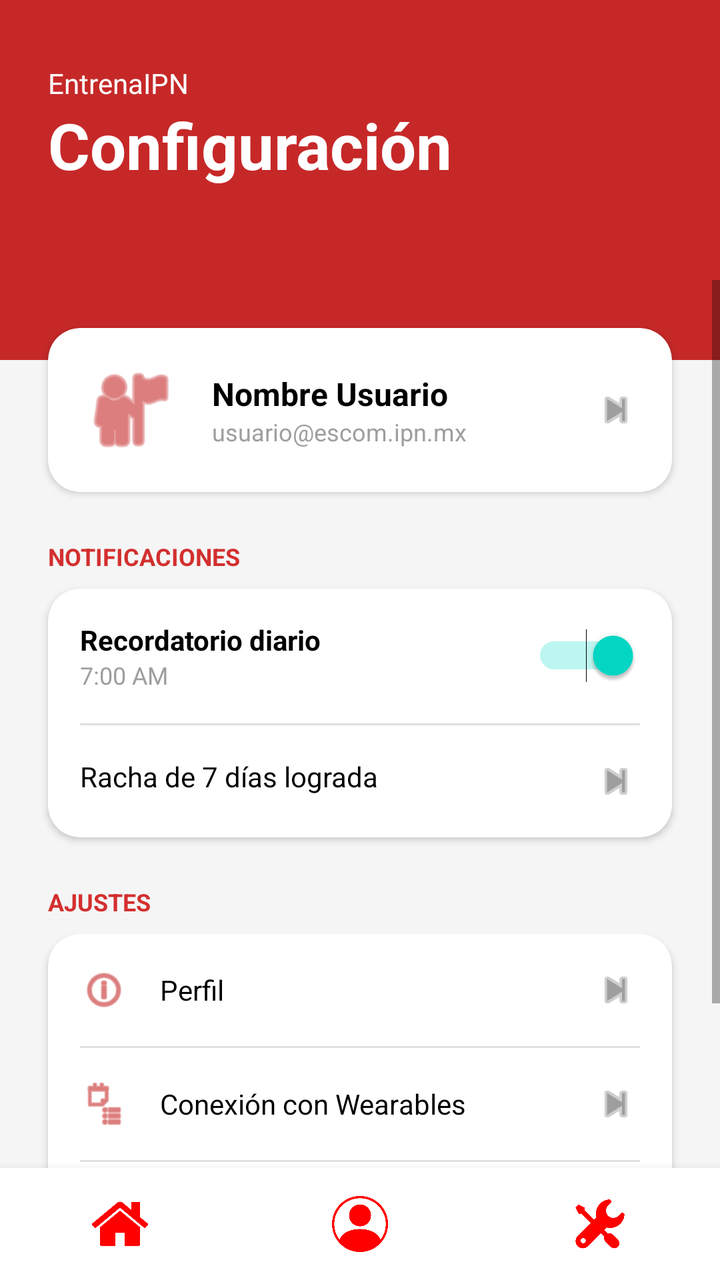
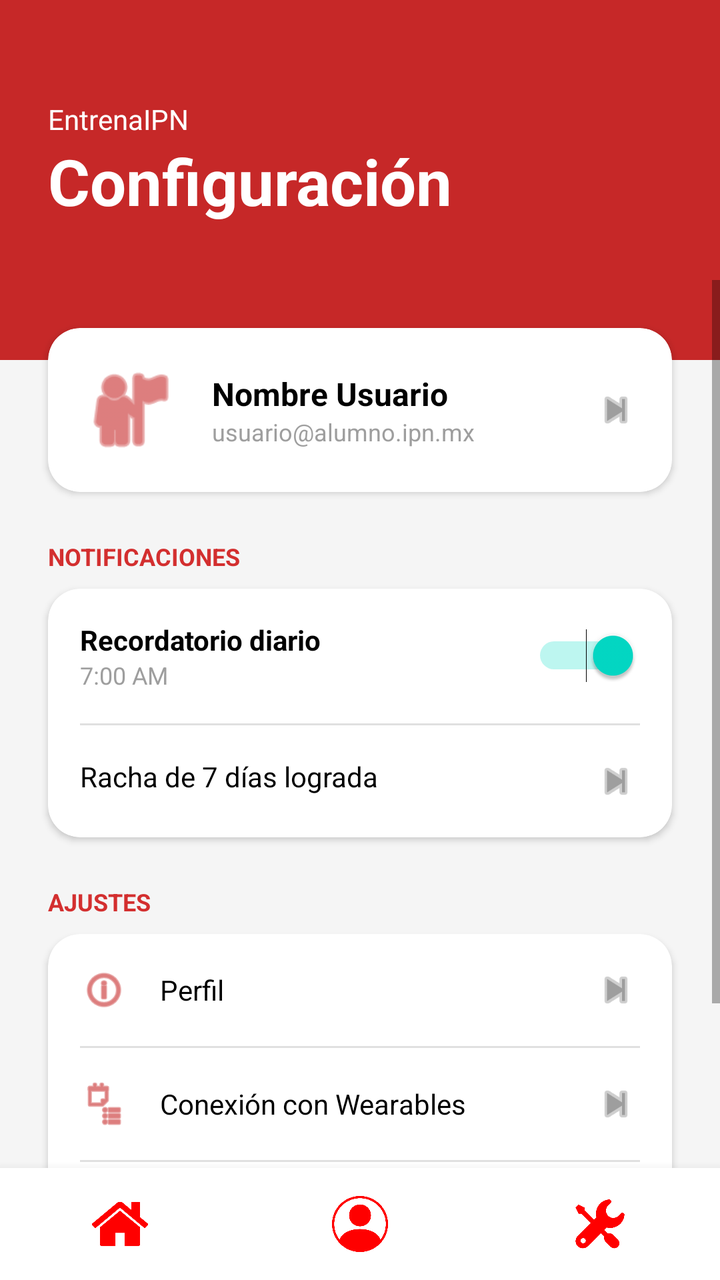

Compare the two renders of this Android layout. The source of the first and the diff that turns it into the second are given below.
<!-- AndroidManifest.xml: application theme Theme.ActivaESCOM -->
<!-- res/layout/activity_config.xml -->
<?xml version="1.0" encoding="utf-8"?>
<androidx.drawerlayout.widget.DrawerLayout xmlns:android="http://schemas.android.com/apk/res/android"
    xmlns:app="http://schemas.android.com/apk/res-auto"
    android:id="@+id/drawerLayout"
    android:layout_width="match_parent"
    android:layout_height="match_parent">

    <androidx.constraintlayout.widget.ConstraintLayout
        android:layout_width="match_parent"
        android:layout_height="match_parent"
        android:background="@color/gray_background">

        <ImageButton
            android:id="@+id/btnHamburguesa"
            android:layout_width="48dp"
            android:layout_height="48dp"
            android:background="@color/red_1"
            android:padding="8dp"
            android:scaleType="fitCenter"
            android:src="@drawable/navigation"
            android:layout_marginStart="16dp"
            android:layout_marginTop="16dp"
            app:layout_constraintStart_toStartOf="parent"
            app:layout_constraintTop_toTopOf="parent" />

        
        <View
            android:id="@+id/header_bg"
            android:layout_width="match_parent"
            android:layout_height="180dp"
            android:background="@color/red_1"
            app:layout_constraintTop_toTopOf="parent" />

        <TextView
            android:id="@+id/tv_appname"
            android:layout_width="wrap_content"
            android:layout_height="wrap_content"
            android:layout_marginStart="24dp"
            android:layout_marginTop="32dp"
            android:text="EntrenaIPN"
            android:textColor="@color/white"
            android:textSize="14sp"
            app:layout_constraintStart_toStartOf="parent"
            app:layout_constraintTop_toTopOf="parent" />

        <TextView
            android:id="@+id/tv_settings_title"
            android:layout_width="wrap_content"
            android:layout_height="wrap_content"
            android:layout_marginStart="24dp"
            android:text="Configuración"
            android:textColor="@color/white"
            android:textSize="32sp"
            android:textStyle="bold"
            app:layout_constraintStart_toStartOf="parent"
            app:layout_constraintTop_toBottomOf="@id/tv_appname" />

        
        <ScrollView
            android:layout_width="match_parent"
            android:layout_height="0dp"
            android:layout_marginTop="140dp"
            app:layout_constraintBottom_toTopOf="@id/bottomNavBar"
            app:layout_constraintTop_toTopOf="parent">

            <LinearLayout
                android:layout_width="match_parent"
                android:layout_height="wrap_content"
                android:orientation="vertical"
                android:paddingBottom="16dp">

                
                <androidx.cardview.widget.CardView
                    android:id="@+id/card_profile"
                    android:layout_width="match_parent"
                    android:layout_height="wrap_content"
                    android:layout_marginHorizontal="24dp"
                    android:layout_marginTop="24dp"
                    app:cardCornerRadius="16dp"
                    app:cardElevation="2dp">

                    <LinearLayout
                        android:layout_width="match_parent"
                        android:layout_height="wrap_content"
                        android:gravity="center_vertical"
                        android:orientation="horizontal"
                        android:padding="16dp">

                        <ImageView
                            android:layout_width="50dp"
                            android:layout_height="50dp"
                            android:src="@android:drawable/ic_menu_myplaces"
                            app:tint="@color/red_1" />

                        <LinearLayout
                            android:layout_width="0dp"
                            android:layout_height="wrap_content"
                            android:layout_marginStart="16dp"
                            android:layout_weight="1"
                            android:orientation="vertical">

                            <TextView
                                android:layout_width="wrap_content"
                                android:layout_height="wrap_content"
                                android:text="Nombre Usuario"
                                android:textColor="@color/black"
                                android:textSize="16sp"
                                android:textStyle="bold" />

                            <TextView
                                android:layout_width="wrap_content"
                                android:layout_height="wrap_content"
                                android:text="usuario@escom.ipn.mx"
                                android:textColor="@color/gray_text"
                                android:textSize="12sp" />
                        </LinearLayout>

                        <ImageView
                            android:layout_width="24dp"
                            android:layout_height="24dp"
                            android:src="@android:drawable/ic_media_next"
                            app:tint="@color/gray_text" />
                    </LinearLayout>
                </androidx.cardview.widget.CardView>

                
                <TextView
                    android:layout_width="wrap_content"
                    android:layout_height="wrap_content"
                    android:layout_marginStart="24dp"
                    android:layout_marginTop="24dp"
                    android:text="NOTIFICACIONES"
                    android:textColor="@color/red_4"
                    android:textSize="12sp"
                    android:textStyle="bold" />

                <androidx.cardview.widget.CardView
                    android:layout_width="match_parent"
                    android:layout_height="wrap_content"
                    android:layout_marginHorizontal="24dp"
                    android:layout_marginTop="8dp"
                    app:cardCornerRadius="16dp"
                    app:cardElevation="2dp">

                    <LinearLayout
                        android:layout_width="match_parent"
                        android:layout_height="wrap_content"
                        android:orientation="vertical">

                        <RelativeLayout
                            android:layout_width="match_parent"
                            android:layout_height="wrap_content"
                            android:padding="16dp">
                            <TextView
                                android:id="@+id/tv_rec"
                                android:layout_width="wrap_content"
                                android:layout_height="wrap_content"
                                android:text="Recordatorio diario"
                                android:textColor="@color/black"
                                android:textStyle="bold" />
                            <TextView
                                android:layout_width="wrap_content"
                                android:layout_height="wrap_content"
                                android:layout_below="@id/tv_rec"
                                android:text="7:00 AM"
                                android:textColor="@color/gray_text"
                                android:textSize="12sp" />
                            <Switch
                                android:layout_width="wrap_content"
                                android:layout_height="wrap_content"
                                android:layout_alignParentEnd="true"
                                android:layout_centerVertical="true"
                                android:checked="true" />
                        </RelativeLayout>

                        <View
                            android:layout_width="match_parent"
                            android:layout_height="1dp"
                            android:layout_marginHorizontal="16dp"
                            android:background="@color/gray_light" />

                        <RelativeLayout
                            android:layout_width="match_parent"
                            android:layout_height="wrap_content"
                            android:padding="16dp">
                            <TextView
                                android:layout_width="wrap_content"
                                android:layout_height="wrap_content"
                                android:text="Racha de 7 días lograda"
                                android:textColor="@color/black" />
                            <ImageView
                                android:layout_width="24dp"
                                android:layout_height="24dp"
                                android:layout_alignParentEnd="true"
                                android:src="@android:drawable/ic_media_next"
                                app:tint="@color/gray_text" />
                        </RelativeLayout>
                    </LinearLayout>
                </androidx.cardview.widget.CardView>

                
                <TextView
                    android:layout_width="wrap_content"
                    android:layout_height="wrap_content"
                    android:layout_marginStart="24dp"
                    android:layout_marginTop="24dp"
                    android:text="AJUSTES"
                    android:textColor="@color/red_4"
                    android:textSize="12sp"
                    android:textStyle="bold" />

                <androidx.cardview.widget.CardView
                    android:layout_width="match_parent"
                    android:layout_height="wrap_content"
                    android:layout_marginHorizontal="24dp"
                    android:layout_marginTop="8dp"
                    android:layout_marginBottom="32dp"
                    app:cardCornerRadius="16dp"
                    app:cardElevation="2dp">

                    <LinearLayout
                        android:layout_width="match_parent"
                        android:layout_height="wrap_content"
                        android:orientation="vertical">

                        <LinearLayout
                            android:layout_width="match_parent"
                            android:layout_height="wrap_content"
                            android:gravity="center_vertical"
                            android:padding="16dp">
                            <ImageView android:layout_width="24dp" android:layout_height="24dp" android:src="@android:drawable/ic_menu_info_details" app:tint="@color/red_1" />
                            <TextView android:layout_width="0dp" android:layout_height="wrap_content" android:layout_weight="1" android:layout_marginStart="16dp" android:text="Perfil" android:textColor="@color/black" />
                            <ImageView android:layout_width="24dp" android:layout_height="24dp" android:src="@android:drawable/ic_media_next" app:tint="@color/gray_text" />
                        </LinearLayout>

                        <View android:layout_width="match_parent" android:layout_height="1dp" android:layout_marginHorizontal="16dp" android:background="@color/gray_light" />

                        <LinearLayout
                            android:layout_width="match_parent"
                            android:layout_height="wrap_content"
                            android:gravity="center_vertical"
                            android:padding="16dp">
                            <ImageView android:layout_width="24dp" android:layout_height="24dp" android:src="@android:drawable/ic_menu_agenda" app:tint="@color/red_1" />
                            <TextView android:layout_width="0dp" android:layout_height="wrap_content" android:layout_weight="1" android:layout_marginStart="16dp" android:text="Conexión con Wearables" android:textColor="@color/black" />
                            <ImageView android:layout_width="24dp" android:layout_height="24dp" android:src="@android:drawable/ic_media_next" app:tint="@color/gray_text" />
                        </LinearLayout>

                        <View android:layout_width="match_parent" android:layout_height="1dp" android:layout_marginHorizontal="16dp" android:background="@color/gray_light" />

                        <LinearLayout
                            android:layout_width="match_parent"
                            android:layout_height="wrap_content"
                            android:gravity="center_vertical"
                            android:padding="16dp">
                            <ImageView android:layout_width="24dp" android:layout_height="24dp" android:src="@android:drawable/ic_menu_manage" app:tint="@color/red_1" />
                            <TextView android:layout_width="0dp" android:layout_height="wrap_content" android:layout_weight="1" android:layout_marginStart="16dp" android:text="Privacidad de Datos" android:textColor="@color/black" />
                            <ImageView android:layout_width="24dp" android:layout_height="24dp" android:src="@android:drawable/ic_media_next" app:tint="@color/gray_text" />
                        </LinearLayout>

                    </LinearLayout>
                </androidx.cardview.widget.CardView>
            </LinearLayout>
        </ScrollView>

        <include
            android:id="@+id/bottomNavBar"
            layout="@layout/bottom_navigation"
            android:layout_width="match_parent"
            android:layout_height="56dp"
            app:layout_constraintBottom_toBottomOf="parent"
            app:layout_constraintEnd_toEndOf="parent"
            app:layout_constraintStart_toStartOf="parent" />

    </androidx.constraintlayout.widget.ConstraintLayout>

    <com.google.android.material.navigation.NavigationView
        android:id="@+id/navigationView"
        android:layout_width="wrap_content"
        android:layout_height="match_parent"
        android:layout_gravity="start"
        android:background="@color/white"
        app:headerLayout="@layout/nav_header"
        app:menu="@menu/nav_menu" />

</androidx.drawerlayout.widget.DrawerLayout>
<!-- res/layout/bottom_navigation.xml (included above) -->
<?xml version="1.0" encoding="utf-8"?>
<LinearLayout xmlns:android="http://schemas.android.com/apk/res/android"
    android:id="@+id/bottomNavBar"
    android:layout_width="match_parent"
    android:layout_height="56dp"
    android:orientation="horizontal"
    android:background="@color/white"
    android:elevation="8dp">

    <ImageButton
        android:id="@+id/navInicio"
        android:layout_width="0dp"
        android:layout_height="match_parent"
        android:layout_weight="1"
        android:src="@drawable/home"
        android:background="?attr/selectableItemBackgroundBorderless"
        android:scaleType="fitCenter"
        android:padding="14dp" />
    <ImageButton
    android:id="@+id/navPerfil"
    android:layout_width="0dp"
    android:layout_height="match_parent"
    android:layout_weight="1"
    android:src="@drawable/profile"
    android:background="?attr/selectableItemBackgroundBorderless"
    android:scaleType="fitCenter"
    android:padding="14dp" />
    <ImageButton
    android:id="@+id/navConfig"
    android:layout_width="0dp"
    android:layout_height="match_parent"
    android:layout_weight="1"
    android:src="@drawable/settings"
    android:background="?attr/selectableItemBackgroundBorderless"
    android:scaleType="fitCenter"
    android:padding="14dp" /> </LinearLayout>
<!-- res/layout/nav_header.xml (included above) -->
<?xml version="1.0" encoding="utf-8"?>
<LinearLayout xmlns:android="http://schemas.android.com/apk/res/android"
    android:layout_width="match_parent"
    android:layout_height="match_parent"
    android:orientation="vertical"
    android:background="@color/white">

    <LinearLayout
        android:layout_width="311dp"
        android:layout_height="180dp"
        android:background="@color/red_900"
        android:gravity="bottom"
        android:orientation="vertical"
        android:padding="20dp">

        <ImageView
            android:layout_width="60dp"
            android:layout_height="60dp"
            android:src="@drawable/navigation"
            android:tint="@color/white" />

        <TextView
            android:layout_width="wrap_content"
            android:layout_height="wrap_content"
            android:layout_marginTop="12dp"
            android:text="ActivaESCOM"
            android:textColor="@color/white"
            android:textSize="20sp"
            android:textStyle="bold" />

        <TextView
            android:layout_width="wrap_content"
            android:layout_height="wrap_content"
            android:text="Ingeniería en Sistemas"
            android:textColor="@color/red_300"
            android:textSize="14sp" />
    </LinearLayout>

    <LinearLayout
        android:layout_width="310dp"
        android:layout_height="wrap_content"
        android:orientation="vertical"
        android:paddingTop="15dp">

        <TextView
            android:id="@+id/menu_actividad"
            android:layout_width="match_parent"
            android:layout_height="wrap_content"
            android:background="?attr/selectableItemBackground"
            android:clickable="true"
            android:focusable="true"
            android:padding="16dp"
            android:text="🏠  Actividad"
            android:textColor="@color/black"
            android:textSize="16sp" />

        <TextView
            android:id="@+id/menu_progreso"
            android:layout_width="match_parent"
            android:layout_height="wrap_content"
            android:background="?attr/selectableItemBackground"
            android:clickable="true"
            android:focusable="true"
            android:padding="16dp"
            android:text="📈  Progreso semanal"
            android:textColor="@color/black"
            android:textSize="16sp" />

        <TextView
            android:id="@+id/menu_carrera"
            android:layout_width="match_parent"
            android:layout_height="wrap_content"
            android:background="?attr/selectableItemBackground"
            android:clickable="true"
            android:focusable="true"
            android:padding="16dp"
            android:text="🏃  Carrera matutina"
            android:textColor="@color/black"
            android:textSize="16sp" />

        <TextView
            android:id="@+id/menu_nuevo"
            android:layout_width="match_parent"
            android:layout_height="wrap_content"
            android:background="?attr/selectableItemBackground"
            android:clickable="true"
            android:focusable="true"
            android:padding="16dp"
            android:text="💪  Nuevo entrenamiento"
            android:textColor="@color/black"
            android:textSize="16sp" />

        
        <TextView
            android:id="@+id/menu_config"
            android:layout_width="match_parent"
            android:layout_height="wrap_content"
            android:background="?attr/selectableItemBackground"
            android:clickable="true"
            android:focusable="true"
            android:padding="16dp"
            android:text="⚙️  Configuración"
            android:textColor="@color/black"
            android:textSize="16sp" />

        <View
            android:layout_width="match_parent"
            android:layout_height="1dp"
            android:layout_marginHorizontal="16dp"
            android:layout_marginTop="8dp"
            android:background="@color/gray_light" />

        
        <TextView
            android:id="@+id/menu_logout"
            android:layout_width="match_parent"
            android:layout_height="wrap_content"
            android:background="?attr/selectableItemBackground"
            android:clickable="true"
            android:focusable="true"
            android:padding="16dp"
            android:text="🚪  Cerrar sesión"
            android:textColor="@color/red_900"
            android:textSize="16sp" />
    </LinearLayout>
</LinearLayout>
<!-- resources referenced by this layout -->
<resources>
  <color name="black">#FF000000</color>
  <color name="gray_background">#F5F5F5</color>
  <color name="gray_light">#E0E0E0</color>
  <color name="gray_text">#9E9E9E</color>
  <color name="red_1">#C62828</color>
  <color name="red_300">#EF9A9A</color>
  <color name="red_4">#D32F2F</color>
  <color name="red_900">#B71C1C</color>
  <color name="white">#FFFFFFFF</color>
  <!-- drawable home: png bitmap (drawable, 15478 bytes) -->
  <!-- drawable navigation: png bitmap (drawable, 8970 bytes) -->
  <!-- drawable profile: png bitmap (drawable, 22269 bytes) -->
  <!-- drawable settings: png bitmap (drawable, 18368 bytes) -->
  <style name="Theme.ActivaESCOM" parent="Base.Theme.ActivaESCOM">
      </style>
  <style name="Base.Theme.ActivaESCOM" parent="Theme.MaterialComponents.DayNight.NoActionBar">
      </style>
</resources>

<!-- the commit's change to res/layout/activity_config.xml (unified diff, before → after) -->
@@ -36,7 +36,7 @@
             android:layout_width="wrap_content"
             android:layout_height="wrap_content"
             android:layout_marginStart="24dp"
-            android:layout_marginTop="32dp"
+            android:layout_marginTop="50dp"
             android:text="EntrenaIPN"
             android:textColor="@color/white"
             android:textSize="14sp"
@@ -110,7 +110,7 @@
                             <TextView
                                 android:layout_width="wrap_content"
                                 android:layout_height="wrap_content"
-                                android:text="usuario@escom.ipn.mx"
+                                android:text="usuario@alumno.ipn.mx"
                                 android:textColor="@color/gray_text"
                                 android:textSize="12sp" />
                         </LinearLayout>
